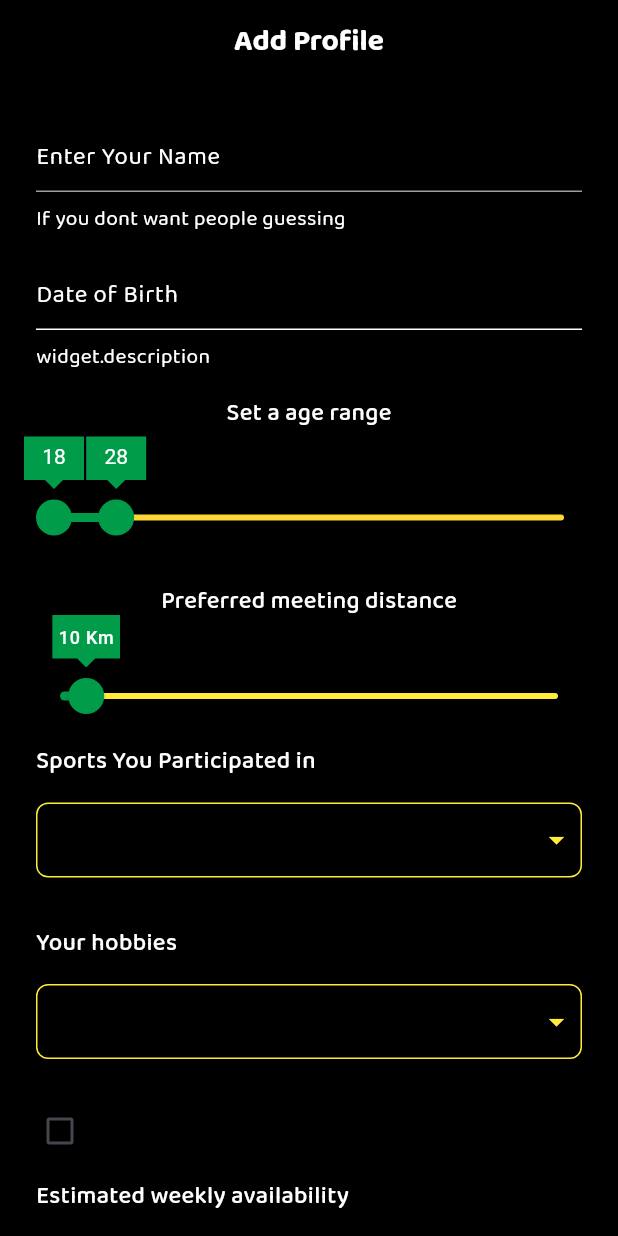
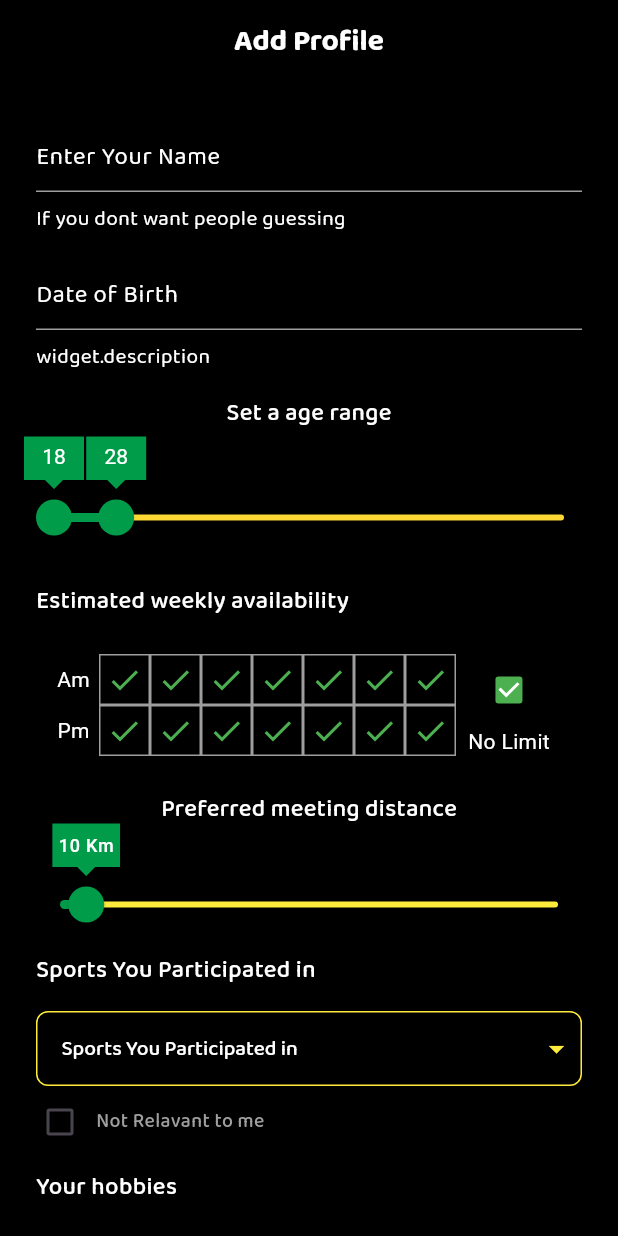
Before and after one commit to ashutosh15025/powerWhim, a Flutter app: the AddProfileScreen screen opened directly, on a phone screen of 412 x 824 dp. Run offline on Flutter 3.47's test engine with Material 3 defaults, Android fonts, the phone set to English and light mode, and no system bars; our stand-ins replace bloc, dio, flutter_bloc, flutter_chat_bubble, flutter_native_splash, get_it and 3 more; missing offline and left inert: flutter_pin_code_fields, molten_navigationbar_flutter; generated files the repository leaves out were written again.

Commit message:
add profile fully functional

```diff
--- a/lib/constant/service_api_constant.dart
+++ b/lib/constant/service_api_constant.dart
@@ -1,7 +1,7 @@
 
 import 'dart:ui';
 
-const BASE_URL = "http://192.168.1.8:3000/";
+const BASE_URL = "http://192.168.29.226:3000/";
 
 const Color green = Color.fromRGBO(0, 156, 74, 1);
 
--- a/lib/presentation/screens/add_profile_screen.dart
+++ b/lib/presentation/screens/add_profile_screen.dart
@@ -10,6 +10,7 @@ import 'package:powerwhim/presentation/widget/sliders/distance_slider.dart';
 import 'package:powerwhim/presentation/widget/sliders/range_slider_value_Indicator.dart';
 
 import '../../constant/service_api_constant.dart';
+import '../home.dart';
 import '../widget/checkbox_grid_widget.dart';
 import '../widget/custom/custom_slider_thumb.dart';
 import '../widget/custom_drop_down.dart';
@@ -28,49 +29,46 @@ class _AddProfileScreenState extends State<AddProfileScreen> {
   int distance = 10;
   bool noRelaventSport = false;
   String dropdownvalue = "1";
-  String ? name;
-  String ? DOB;
-  String ? accomplishment;
-  String ? goals;
-  String ? hobbies;
-  String ? sports;
-  String ? ambition;
+  String? name;
+  String? DOB;
+  String? accomplishment;
+  String? goals;
+  String? hobbies;
+  String? sports;
 
   String start = "10";
   String end = "28";
 
   List<String> myList = ["Item 1", "Item 2", "Item 3"];
 
-
   List<String> sportsList = [];
   List<String> hobbiesList = [];
 
-
   String selectedValue = "Option 1";
-
 
   final List<String> selectedItem = [];
 
+  List<String> weekelyAvailability = List<String>.filled(14, "true");
 
 
-  List<bool> weekelyAvailability = List<bool>.filled(14, true);
-
+  String ? errorName = null;
+  String ? errorDOB = null;
 
 
   Widget build(BuildContext context) {
-    List<DropdownMenuItem<String>> dropdownItems = myList.map((String value) =>
-        DropdownMenuItem<String>(
-          value: value,
-          child: Text(value),
-        )).toList();
     return BlocProvider(
       create: (context) => AuthBloc(),
-
       child: BlocConsumer<AuthBloc, AuthState>(
-        listener: (context, state) {},
+        listener: (context, state) {
+          if(state is AddProfileSuccessState)
+            {
+              Navigator.of(context).pushReplacement(MaterialPageRoute(builder: (_) => const Home()));
+            }
+        },
         builder: (context, state) {
           return Scaffold(
-            extendBody: true,
+            resizeToAvoidBottomInset: false,
+            extendBody: false,
             appBar: AppBar(
               title: Center(
                 child: Text("Add Profile",
@@ -78,37 +76,36 @@ class _AddProfileScreenState extends State<AddProfileScreen> {
                       textStyle: TextStyle(
                           color: Colors.white,
                           fontSize: 20,
-                          fontWeight: FontWeight.w700
-                      ),)),
+                          fontWeight: FontWeight.w700),
+                    )),
               ),
               backgroundColor: Colors.black,
             ),
-            body: Container(
+            body: GestureDetector(
+              onTap: () {
+                FocusScope.of(context).unfocus();
+              },
+              child: Container(
                 padding: EdgeInsets.all(16),
-
-              height: MediaQuery
-                  .of(context)
-                  .size
-                  .height - 0,
+                height: MediaQuery.of(context).size.height - 0,
                 child: SingleChildScrollView(
                   child: Column(
                     crossAxisAlignment: CrossAxisAlignment.start,
                     children: [
-                    CustomInputField(title: "Name",
+                      CustomInputField(
+                        title: "Name",
                         placeholder: "Enter Your Name",
                         description: "If you dont want people guessing",
-                      updateName: setName,),
-                    DatePicker(setDOB: setDOB,),
-                    SetAgeRangeSlider(setageRange: setAgeRange,),
-                    DistanceSlider(),
-                     CustomDropDown(dropDownHeading: "Sports You Participated in", myList: myList, selectedItemFun: setSports),
-                     CustomDropDown(dropDownHeading: "Your hobbies", myList: myList, selectedItemFun: setSports),
-                    Checkbox(value: noRelaventSport, activeColor: green,
-                        onChanged: (value) {
-                          setState(() {
-                            noRelaventSport = value!;
-                          });
-                        }),
+                        updateName: setName,
+                        error: errorName,
+                      ),
+                      DatePicker(
+                        setDOB: setDOB,
+                        error: errorDOB,
+                      ),
+                      SetAgeRangeSlider(
+                        setageRange: setAgeRange,
+                      ),
                       Padding(
                         padding: const EdgeInsets.all(8.0),
                         child: Text("Estimated weekly availability",
@@ -116,58 +113,74 @@ class _AddProfileScreenState extends State<AddProfileScreen> {
                               textStyle: TextStyle(
                                   fontWeight: FontWeight.w500,
                                   fontSize: 16,
-                                color: Colors.white
-                            ),)),
+                                  color: Colors.white),
+                            )),
                       ),
-                    CustomTextarea(),
-                    CustomTextarea(),
                       SizedBox(
                           child: Container(
                         padding: const EdgeInsets.all(8.0),
                         margin: const EdgeInsets.all(8.0),
                         child: CheckboxGridWidget(
-                            weekAvailability: weekAvailability,),
-                        )
+                          weekAvailability: weekAvailability,
+                        ),
+                      )),
+                      DistanceSlider(setDistance: setMeetingDistance,),
+                      CustomDropDown(
+                          dropDownHeading: "Sports You Participated in",
+                          myList: myList,
+                          selectedItemFun: setSports),
+                      CustomDropDown(
+                          dropDownHeading: "Your hobbies",
+                          myList: myList,
+                          selectedItemFun: sethobbies),
+                      CustomTextarea(
+                        placeholder: "Your Goal/Ambition",
+                        setText: setGoals,
+                      ),
+                      CustomTextarea(
+                        placeholder: "Your Accomplishment",
+                        setText: setAccomplishment,
                       ),
                       Center(
                         child: InkWell(
                           onTap: () {
-                          // Navigator.of(context).pushReplacement(MaterialPageRoute(builder: (_) => const Home()));
                             sports = getListConcatElement(sportsList);
                             hobbies = getListConcatElement(hobbiesList);
                             print(sports);
                             print(hobbies);
 
+                            if (name != null && DOB!=null && name!.isNotEmpty&& DOB!.isNotEmpty) {
+                                    onSubmitAllFieldSuccess(context);
+                            }
+                            else if(name==null || name!.isEmpty){
+                              setState(() {
+                                errorName = "Name cant be Empty";
+                              });
 
-                          BlocProvider.of<AuthBloc>(context).add(
-                              AddProfileEvent(AddProfileModel(name: name,
-                                  dateOfBirth: DOB,
-                                  sports: sports,
-                                  hobbies: hobbies,
-                                  ambition: ambition,
-                                  accomplishment: accomplishment,
-                                  userId: "28d53919-b837-4eee-b85b-f7389784ec6f",
-                                  age: Age(start: start, end: end))));
-                          print("ashes");
+                            }
+                            else{
+                              setState(() {
+                                errorDOB = "Date of birth cant be Empty";
+                              });
+                            }
+
                           },
-                        child: Center(child: Container(
+                          child: Center(
+                              child: Container(
                                   margin: EdgeInsets.fromLTRB(0, 16, 0, 0),
-                            width: MediaQuery
-                                .of(context)
-                                .size
-                                .width - 100,
+                                  width:
+                                      MediaQuery.of(context).size.width - 100,
                                   child: GradientButtonGreenYellow(
                                       buttonText: "Submit"))),
                         ),
-                    )
-
-                    ,
+                      ),
                       Padding(padding: EdgeInsets.all(60)),
                     ],
                   ),
                 ),
                 decoration: BoxDecoration(
                   color: Colors.black,
+                ),
               ),
             ),
           );
@@ -178,10 +191,16 @@ class _AddProfileScreenState extends State<AddProfileScreen> {
 
   void setName(String value) {
     name = value;
+    setState(() {
+      errorName = null;
+    });
   }
 
   void setDOB(String value) {
     DOB = value;
+    setState(() {
+      errorDOB = null;
+    });
   }
 
   void setAccomplishment(String value) {
@@ -200,8 +219,8 @@ class _AddProfileScreenState extends State<AddProfileScreen> {
     sports = value;
   }
 
-    void setambition(String value) {
-      sports = value;
+  void setMeetingDistance(int val) {
+    distance = val;
   }
 
   void setAgeRange(String startAge, String endAge) {
@@ -209,16 +228,21 @@ class _AddProfileScreenState extends State<AddProfileScreen> {
     end = endAge;
   }
 
-    void weekAvailability(int index) {
-      weekelyAvailability[index] = !weekelyAvailability[index];
+  void weekAvailability(List<bool> list) {
+    for(int i=0;i<list.length;i++)
+      {
+        weekelyAvailability[i]=list[i].toString();
+      }
   }
 
   void setSports(List<String> list) {
     sportsList = list;
+    print(sportsList.length);
   }
 
   void sethobbies(List<String> list) {
     hobbiesList = list;
+    print(hobbiesList.length);
   }
 
   String getListConcatElement(List<String> list) {
@@ -233,4 +257,21 @@ class _AddProfileScreenState extends State<AddProfileScreen> {
   }
 
 
+  void onSubmitAllFieldSuccess(BuildContext context){
+    print("submitcalled");
+    BlocProvider.of<AuthBloc>(context).add(
+        AddProfileEvent(AddProfileModel(
+            name: name,
+            dateOfBirth: DOB,
+            sports: sports,
+            hobbies: hobbies,
+            ambition: goals,
+            meetingDistance: distance.toString(),
+            weekAvailability: weekelyAvailability,
+            accomplishment: accomplishment,
+            userId:
+            "28d53919-b837-4eee-b85b-f7389784ec6f",
+            age: Age(start: start, end: end))));
   }
+
+}
--- a/lib/presentation/widget/checkbox_grid_widget.dart
+++ b/lib/presentation/widget/checkbox_grid_widget.dart
@@ -4,7 +4,7 @@ import 'package:flutter/material.dart';
 class CheckboxGridWidget extends StatefulWidget {
   const CheckboxGridWidget({super.key, required this.weekAvailability});
 
-  final Function(int) weekAvailability;
+  final Function(List<bool>) weekAvailability;
 
   @override
   State<CheckboxGridWidget> createState() => _CheckboxGridWidgetState();
@@ -12,8 +12,10 @@ class CheckboxGridWidget extends StatefulWidget {
 
 class _CheckboxGridWidgetState extends State<CheckboxGridWidget> {
   List<bool> isSelected =
-      List.generate(16, (_) => true); // List to hold checkbox states
-  bool checkedBox = false;
+      List.generate(16, (_) => true);
+  List<bool> weeklyAvailability =
+  List.generate(14, (_) => true);// List to hold checkbox states
+  bool checkedBox = true;
 
   @override
   Widget build(BuildContext context) {
@@ -41,12 +43,15 @@ class _CheckboxGridWidgetState extends State<CheckboxGridWidget> {
                       child: InkWell(
                         onTap: () {
                           setState(() {
+                            print(index);
+                            checkedBox=false;
                             isSelected[index] = !isSelected[index];
                             if (index < 8)
-                              widget.weekAvailability(index);
+                              weeklyAvailability[index-1] = !isSelected[index];
                             else {
-                              widget.weekAvailability(index - 1);
+                              weeklyAvailability[index-2] = !isSelected[index];;
                             }
+                            widget.weekAvailability(isSelected);
                           });
                         },
                         child: Container(
@@ -85,7 +90,10 @@ class _CheckboxGridWidgetState extends State<CheckboxGridWidget> {
                     activeColor: Colors.green,
                     onChanged: (value) {
                       setState(() {
+                        if(value==true)
+                        isSelected = List<bool>.generate(isSelected.length, (index) => true);
                         checkedBox = value!;
+                        widget.weekAvailability(isSelected);
                       });
                     }),
                 Text(
--- a/lib/presentation/widget/custom_drop_down.dart
+++ b/lib/presentation/widget/custom_drop_down.dart
@@ -2,6 +2,8 @@ import 'package:flutter/cupertino.dart';
 import 'package:flutter/material.dart';
 import 'package:google_fonts/google_fonts.dart';
 import 'package:powerwhim/presentation/widget/selected_drop_item_widget.dart';
+
+import '../../constant/service_api_constant.dart';
 
 class CustomDropDown extends StatefulWidget {
   const CustomDropDown({super.key, required this.dropDownHeading, required this.myList, required this.selectedItemFun});
@@ -15,13 +17,23 @@ class CustomDropDown extends StatefulWidget {
 }
 
 class _CustomDropDownState extends State<CustomDropDown> {
-  List<String> selectedItems =[];
 
-  String selectedValue = "Option 1";
+  List<String> myList = [];
+  List<String> selectedItem = [];
+  bool notRelavent = false;
+
+  String ? selectedValue ; // Initial selection
+  @override
+  void initState() {
+    myList = myList +widget.myList;
+    print(widget.myList.length);
+    super.initState();
+  }
 
   @override
   Widget build(BuildContext context) {
-    List<DropdownMenuItem<String>> dropdownItems = widget.myList.map((String value) => DropdownMenuItem<String>(
+    print(widget.myList.length.toString()+"size");
+    List<DropdownMenuItem<String>> dropdownItems = myList.map((String value) => DropdownMenuItem<String>(
       value: value,
       child: Container(
         child: Text(value,
@@ -29,7 +41,6 @@ class _CustomDropDownState extends State<CustomDropDown> {
               color: Colors.black
           ),),
       ),
-
     )).toList();
     return Column(
       crossAxisAlignment: CrossAxisAlignment.start,
@@ -45,7 +56,7 @@ class _CustomDropDownState extends State<CustomDropDown> {
                 ),)),
         ),
         Container(
-          margin: EdgeInsets.all(8),
+          margin: EdgeInsets.fromLTRB(8, 8, 8, 0),
           width: double.infinity,
           decoration: BoxDecoration(
               border: Border.all(width: 1,color: Colors.yellow.shade500),
@@ -55,9 +66,16 @@ class _CustomDropDownState extends State<CustomDropDown> {
             child: ButtonTheme(
               alignedDropdown: true,
               child: DropdownButton<String>(
+                hint: Text("${widget.dropDownHeading}",
+                    style: GoogleFonts.baloo2(
+                      textStyle:TextStyle(
+                          fontWeight: FontWeight.w500,
+                          fontSize: 14,
+                          color: Colors.white
+                      ),)),
                 style: TextStyle(color: Colors.white),
                 selectedItemBuilder: (BuildContext context) {
-                return widget.myList.map<Widget>((String item) {
+                  return myList.map<Widget>((String item) {
                     return Padding(
                       padding: const EdgeInsets.fromLTRB(0,12,0,0),
                       child: Text("Please select something",
@@ -74,9 +92,11 @@ class _CustomDropDownState extends State<CustomDropDown> {
                 value: selectedValue,
                 items: dropdownItems,
                 onChanged: (String? newValue) {
-                  if(newValue!=null)
-                    selectedItems.add(newValue!);
+                  if(selectedItem.indexOf(newValue!)==-1)
+                  selectedItem.add(newValue!);
                   setState(() {
+                    print(newValue.toString());
+                    widget.selectedItemFun(selectedItem);
                     selectedValue = newValue!;
                   });
                 },
@@ -85,12 +105,12 @@ class _CustomDropDownState extends State<CustomDropDown> {
           ),
         ),
         Padding(
-          padding: EdgeInsets.all(8),
+          padding: EdgeInsets.fromLTRB(8, 0, 8, 0),
           child: Wrap(
             spacing: 8.0, // Adjust spacing between chips
             runSpacing: 4.0, // Adjust spacing between lines of chips
             children: List<Widget>.generate(
-              selectedItems.length,
+              selectedItem.length,
                   (int index) {
                 return Chip(
                   side: BorderSide(color: Color.fromRGBO(0, 156, 74, 1)),
@@ -100,7 +120,7 @@ class _CustomDropDownState extends State<CustomDropDown> {
                   backgroundColor: Color.fromRGBO(0, 156, 74, 1),
                   shape: StadiumBorder(
                   ),
-                  label: Text(selectedItems[index],
+                  label: Text(selectedItem[index],
                     style: GoogleFonts.baloo2(
                         textStyle: TextStyle(
                             color: Colors.white,
@@ -108,18 +128,39 @@ class _CustomDropDownState extends State<CustomDropDown> {
                             fontWeight: FontWeight.w500
                         )
                     ),),
-
                   // You can also customize other properties of the Chip widget here
                   onDeleted: () {
                     setState(() {
-                      selectedItems.removeAt(index);
-                      widget.selectedItemFun(selectedItems);
+                      selectedItem.removeAt(index);
+                      widget.selectedItemFun(selectedItem);
                     });
                   },
                 );
               },
             ),
           ),
+        ),
+        Row(
+          children: [
+            Checkbox(value: notRelavent, onChanged: (updateValue){
+              setState(() {
+                notRelavent = updateValue!;
+                selectedItem = [];
+                widget.selectedItemFun(selectedItem);
+              },
+              );
+            },
+            checkColor: Colors.white,
+                activeColor: Colors.green,),
+            Text("Not Relavant to me",
+            style: GoogleFonts.baloo2(
+              textStyle: TextStyle(
+                fontSize: 13,
+                fontWeight: FontWeight.w500,
+                color: notRelavent?Colors.white:Colors.grey
+              )
+            ),)
+          ],
         )
       ],
     );
--- a/lib/presentation/widget/custom_input_Field.dart
+++ b/lib/presentation/widget/custom_input_Field.dart
@@ -3,11 +3,12 @@ import 'package:flutter/material.dart';
 import 'package:google_fonts/google_fonts.dart';
 
 class CustomInputField extends StatefulWidget {
-  const CustomInputField({super.key, required this.title, required this.placeholder, required this.description, required this.updateName});
+  const CustomInputField({super.key, required this.title, required this.placeholder, required this.description, required this.updateName, this.error});
   final String title;
   final String placeholder;
   final String description;
   final Function(String) updateName;
+  final String ? error;
 
   @override
   State<CustomInputField> createState() => _CustomInputFielsState();
@@ -26,21 +27,21 @@ class _CustomInputFielsState extends State<CustomInputField> {
               widget.updateName(value);
             },
             cursorColor: Colors.yellow.shade600,
-            style: TextStyle(color: Colors.white),
+            style: TextStyle(color: widget.error==null?Colors.white:Colors.red),
             decoration: InputDecoration(
               fillColor: Colors.white,
               enabledBorder: UnderlineInputBorder(
-                borderSide: BorderSide(color: Colors.grey,width: 1)
+                borderSide: BorderSide(color: widget.error==null?Colors.grey:Colors.red,width: 1)
               ),
               focusedBorder: UnderlineInputBorder(
-                  borderSide: BorderSide(color: Colors.white,width: 1)
+                  borderSide: BorderSide(color: widget.error==null?Colors.white:Colors.red,width: 1)
               ),
               hintText: widget.placeholder,
               hintStyle:GoogleFonts.baloo2(
                 textStyle:TextStyle(
                     fontWeight: FontWeight.w300,
                     fontSize: 16,
-                  color: Colors.white
+                    color: widget.error==null?Colors.white:Colors.red
                 ),),
             ),
           ),
--- a/lib/presentation/widget/date_picker_widget.dart
+++ b/lib/presentation/widget/date_picker_widget.dart
@@ -5,8 +5,9 @@ import 'package:google_fonts/google_fonts.dart';
 import '../../constant/service_api_constant.dart';
 
 class DatePicker extends StatefulWidget {
-  const DatePicker({super.key, required this.setDOB});
+  const DatePicker({super.key, required this.setDOB, this.error});
   final Function(String) setDOB;
+  final String ? error;
 
   @override
   State<DatePicker> createState() => _DatePickerState();
@@ -24,21 +25,21 @@ class _DatePickerState extends State<DatePicker> {
         children: [
           TextField(
             controller: _dateController,
-            style: TextStyle(color: Colors.white),
+            style: TextStyle(color: widget.error==null?Colors.white:Colors.red),
             decoration: InputDecoration(
               fillColor: Colors.white,
               enabledBorder: UnderlineInputBorder(
-                  borderSide: BorderSide(color: Colors.white, width: 1)
+                  borderSide: BorderSide(color: widget.error==null?Colors.grey:Colors.red, width: 1)
               ),
               focusedBorder: UnderlineInputBorder(
-                  borderSide: BorderSide(color: Colors.white, width: 1)
+                  borderSide: BorderSide(color: widget.error==null?Colors.grey:Colors.red, width: 1)
               ),
               hintText: "Date of Birth",
               hintStyle: GoogleFonts.baloo2(
                 textStyle: TextStyle(
                     fontWeight: FontWeight.w200,
                     fontSize: 16,
-                    color: Colors.white
+                    color: widget.error==null?Colors.white:Colors.red
                 ),
               ),
             ),
--- a/lib/presentation/widget/sliders/distance_slider.dart
+++ b/lib/presentation/widget/sliders/distance_slider.dart
@@ -6,7 +6,8 @@ import '../../../constant/service_api_constant.dart';
 import '../custom/custom_slider_thumb.dart';
 
 class DistanceSlider extends StatefulWidget {
-  const DistanceSlider({super.key});
+  const DistanceSlider({super.key, required this.setDistance});
+  final Function(int) setDistance;
 
   @override
   State<DistanceSlider> createState() => _DistanceSliderState();
@@ -42,6 +43,7 @@ class _DistanceSliderState extends State<DistanceSlider> {
               onChanged: (value) {
                 setState(() {
                   distance = value.toInt();
+                   widget.setDistance(distance);
                 });
               },
               activeColor: green,
```
Also changed, not shown: lib/presentation/widget/custom_textarea/custom_textarea.dart (+9 -2 lines), lib/domain/service/addprofileservice/add_profile_service.g.dart (added), lib/domain/service/auth_user_service.g.dart. Lines whose indentation alone changed are shown as unchanged.
